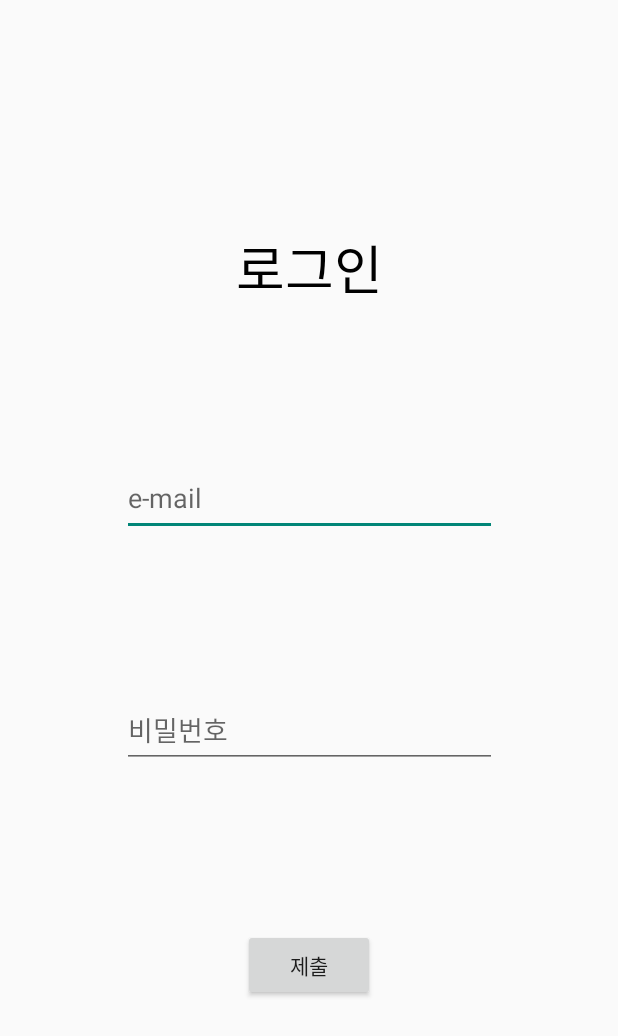
After one commit to LeeYeRyeong/softwarechallenge_2023, an Android app: the layout login.xml on its own in the app's theme, with its tools: preview values and no code run, on a phone screen of 412 x 824 dp. The commit adds this screen. Shown: the top 1036 px of the screen. Run offline under Robolectric (Android 15) with nearby library versions, the phone set to English and light mode, and no system bars.

Commit message:
1차 수정본

```diff
--- a/app/build.gradle
+++ b/app/build.gradle
@@ -26,6 +26,8 @@ android {
         sourceCompatibility JavaVersion.VERSION_1_8
         targetCompatibility JavaVersion.VERSION_1_8
     }
+    buildToolsVersion '34.0.0'
+    ndkVersion '25.1.8937393'
 }
 
 dependencies {
--- /dev/null
+++ b/app/src/main/res/layout/login.xml
@@ -0,0 +1,58 @@
+<?xml version="1.0" encoding="utf-8"?>
+<androidx.constraintlayout.widget.ConstraintLayout xmlns:android="http://schemas.android.com/apk/res/android"
+    xmlns:app="http://schemas.android.com/apk/res-auto"
+    xmlns:tools="http://schemas.android.com/tools"
+    android:layout_width="match_parent"
+    android:layout_height="match_parent">
+
+
+        <TextView
+            android:id="@+id/tv_loginTitle"
+            android:layout_width="wrap_content"
+            android:layout_height="wrap_content"
+            android:textColor="#000"
+            android:text="로그인"
+            android:textSize="35dp"
+            app:layout_constraintBottom_toBottomOf="@id/et_loginEmail"
+            app:layout_constraintEnd_toEndOf="parent"
+            app:layout_constraintStart_toStartOf="parent"
+            app:layout_constraintTop_toTopOf="parent" />
+
+
+        <EditText
+            android:id="@+id/et_loginEmail"
+            android:layout_width="250dp"
+            android:layout_height="50dp"
+            android:textColor="#000"
+            android:hint="e-mail"
+            app:layout_constraintBottom_toBottomOf="@id/et_loginPassword"
+            app:layout_constraintEnd_toEndOf="parent"
+            app:layout_constraintStart_toStartOf="parent"
+            app:layout_constraintTop_toTopOf="@id/tv_loginTitle" />
+
+
+        <EditText
+            android:id="@+id/et_loginPassword"
+            android:layout_width="250dp"
+            android:layout_height="50dp"
+            android:textColor="#000"
+            android:hint="비밀번호"
+            app:layout_constraintBottom_toBottomOf="@id/bt_loginSubmit"
+            app:layout_constraintEnd_toEndOf="parent"
+            app:layout_constraintStart_toStartOf="parent"
+            app:layout_constraintTop_toTopOf="@id/et_loginEmail" />
+
+        <Button
+            android:id="@+id/bt_loginSubmit"
+            android:layout_width="wrap_content"
+            android:layout_height="wrap_content"
+            android:text="제출"
+            app:layout_constraintBottom_toBottomOf="parent"
+            app:layout_constraintEnd_toEndOf="parent"
+            app:layout_constraintStart_toStartOf="parent"
+            app:layout_constraintTop_toTopOf="@id/et_loginPassword"/>
+
+
+
+
+</androidx.constraintlayout.widget.ConstraintLayout>
--- a/app/src/main/res/layout/second_buy.xml
+++ b/app/src/main/res/layout/second_buy.xml
@@ -255,7 +255,7 @@
                     android:id="@+id/tv_phonenum"
                     android:textSize="12sp"
                     android:layout_width="match_parent"
-                    android:layout_height="wrap_content"
+                    android:layout_height="50dp"
                     android:layout_marginTop="10dp"
                     android:background="@drawable/round_squre"
                     android:padding="10dp"
```
Also changed, not shown: app/src/main/res/layout/edit_departmentform.xml (+2 -11 lines), app/src/main/res/layout/edit_salesform.xml (+0 -10 lines), app/src/main/res/layout/school_notice.xml (+0 -9 lines), app/src/main/res/layout/sighin.xml (added, +187 -0 lines).
